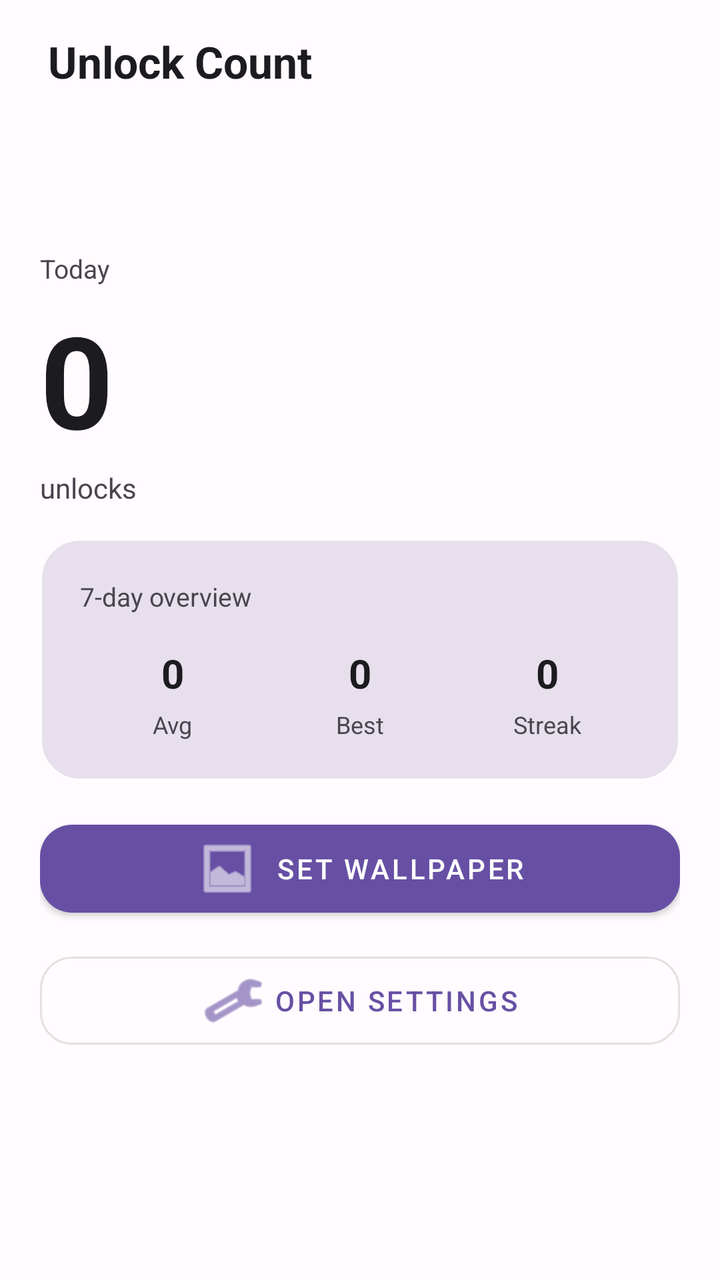
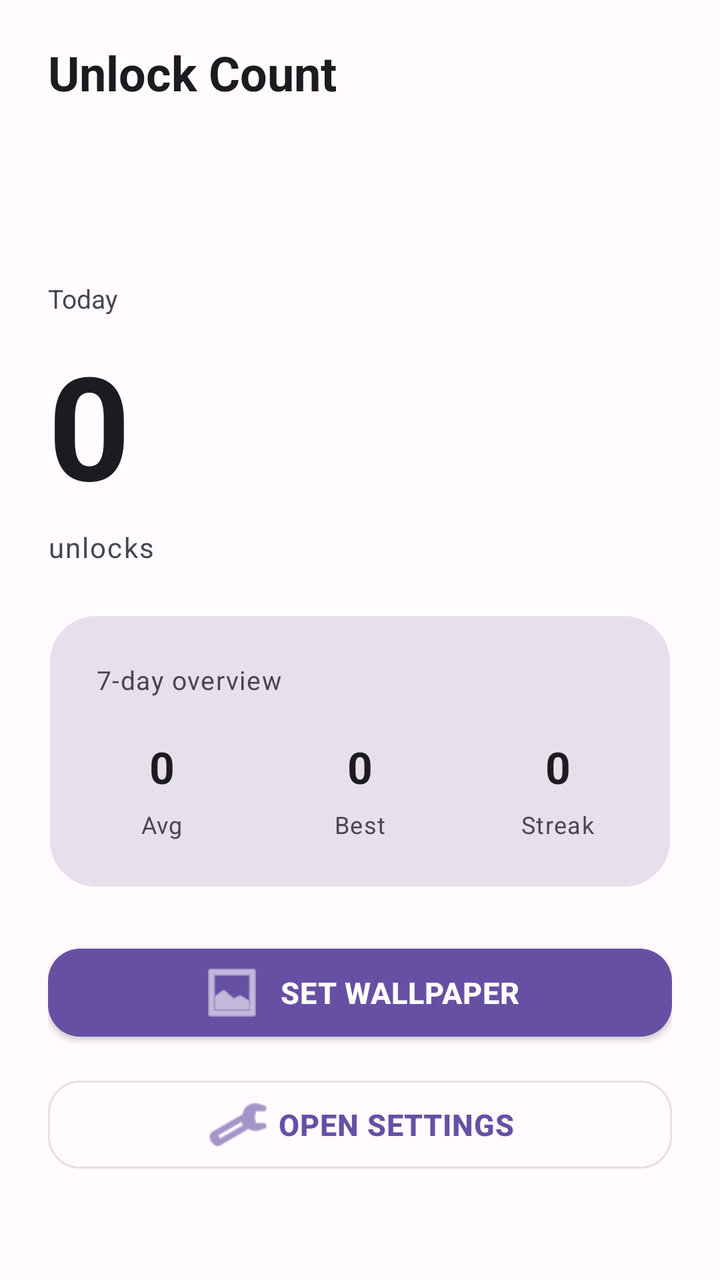

Two renders of the same Android screen: before a commit and after it. Below are the layout's source before the change and the commit's diff.
<!-- AndroidManifest.xml: application theme AppTheme -->
<!-- res/layout/activity_main.xml -->
<?xml version="1.0" encoding="utf-8"?>
<androidx.coordinatorlayout.widget.CoordinatorLayout xmlns:android="http://schemas.android.com/apk/res/android"
    xmlns:app="http://schemas.android.com/apk/res-auto"
    android:layout_width="match_parent"
    android:layout_height="match_parent"
    android:background="?attr/colorSurface"
    android:fitsSystemWindows="true">

    <com.google.android.material.appbar.AppBarLayout
        android:layout_width="match_parent"
        android:layout_height="wrap_content"
        android:background="?attr/colorSurface"
        app:elevation="0dp">

        <TextView
            android:id="@+id/tvAppTitle"
            android:layout_width="match_parent"
            android:layout_height="wrap_content"
            android:text="Unlock Count"
            android:textSize="22sp"
            android:textStyle="bold"
            android:textColor="?attr/colorOnSurface"
            android:gravity="center_vertical"
            android:paddingHorizontal="24dp"
            android:paddingVertical="16dp" />

        <com.google.android.material.tabs.TabLayout
            android:id="@+id/tabModes"
            android:layout_width="match_parent"
            android:layout_height="wrap_content"
            android:background="?attr/colorSurface"
            app:tabIndicatorColor="?attr/colorPrimary"
            app:tabIndicatorHeight="3dp"
            app:tabSelectedTextColor="?attr/colorPrimary"
            app:tabTextColor="?attr/colorOnSurfaceVariant"
            app:tabMode="scrollable"
            app:tabGravity="fill" />
    </com.google.android.material.appbar.AppBarLayout>

    <FrameLayout
        android:id="@+id/frameDashboard"
        android:layout_width="match_parent"
        android:layout_height="match_parent"
        app:layout_behavior="@string/appbar_scrolling_view_behavior">

        
        <LinearLayout
            android:id="@+id/classicStats"
            android:layout_width="match_parent"
            android:layout_height="match_parent"
            android:orientation="vertical"
            android:paddingHorizontal="20dp"
            android:paddingTop="16dp"
            android:paddingBottom="24dp"
            android:visibility="visible">

            <LinearLayout
                android:layout_width="match_parent"
                android:layout_height="wrap_content"
                android:orientation="vertical"
                android:layout_marginBottom="16dp">

                <TextView
                    android:layout_width="wrap_content"
                    android:layout_height="wrap_content"
                    android:text="Today"
                    android:textSize="13sp"
                    android:textColor="?attr/colorOnSurfaceVariant"
                    android:layout_marginBottom="4dp" />

                <TextView
                    android:id="@+id/tvTodayCount"
                    android:layout_width="wrap_content"
                    android:layout_height="wrap_content"
                    android:text="0"
                    android:textSize="64sp"
                    android:textStyle="bold"
                    android:textColor="?attr/colorOnSurface"
                    android:layout_marginBottom="2dp" />

                <TextView
                    android:id="@+id/tvTodayLabel"
                    android:layout_width="wrap_content"
                    android:layout_height="wrap_content"
                    android:text="unlocks"
                    android:textSize="14sp"
                    android:textColor="?attr/colorOnSurfaceVariant" />
            </LinearLayout>

            <com.google.android.material.card.MaterialCardView
                android:layout_width="match_parent"
                android:layout_height="wrap_content"
                app:cardCornerRadius="20dp"
                app:cardElevation="0dp"
                app:strokeColor="?attr/colorOutlineVariant"
                app:strokeWidth="1dp"
                android:layout_marginBottom="16dp"
                app:cardBackgroundColor="?attr/colorSurfaceVariant">

                <LinearLayout
                    android:layout_width="match_parent"
                    android:layout_height="wrap_content"
                    android:orientation="vertical"
                    android:padding="20dp">

                    <TextView
                        android:layout_width="wrap_content"
                        android:layout_height="wrap_content"
                        android:text="7-day overview"
                        android:textSize="13sp"
                        android:textColor="?attr/colorOnSurfaceVariant"
                        android:layout_marginBottom="16dp" />

                    <LinearLayout
                        android:layout_width="match_parent"
                        android:layout_height="wrap_content"
                        android:orientation="horizontal">

                        <LinearLayout
                            android:layout_width="0dp"
                            android:layout_height="wrap_content"
                            android:layout_weight="1"
                            android:orientation="vertical"
                            android:gravity="center_horizontal">

                            <TextView
                                android:id="@+id/tvAverage"
                                android:layout_width="wrap_content"
                                android:layout_height="wrap_content"
                                android:text="0"
                                android:textSize="20sp"
                                android:textStyle="bold"
                                android:textColor="?attr/colorOnSurface"
                                android:layout_marginBottom="4dp" />

                            <TextView
                                android:layout_width="wrap_content"
                                android:layout_height="wrap_content"
                                android:text="Avg"
                                android:textSize="12sp"
                                android:textColor="?attr/colorOnSurfaceVariant" />
                        </LinearLayout>

                        <View
                            android:layout_width="1dp"
                            android:layout_height="36dp"
                            android:background="?attr/colorOutlineVariant" />

                        <LinearLayout
                            android:layout_width="0dp"
                            android:layout_height="wrap_content"
                            android:layout_weight="1"
                            android:orientation="vertical"
                            android:gravity="center_horizontal">

                            <TextView
                                android:id="@+id/tvBestDay"
                                android:layout_width="wrap_content"
                                android:layout_height="wrap_content"
                                android:text="0"
                                android:textSize="20sp"
                                android:textStyle="bold"
                                android:textColor="?attr/colorOnSurface"
                                android:layout_marginBottom="4dp" />

                            <TextView
                                android:layout_width="wrap_content"
                                android:layout_height="wrap_content"
                                android:text="Best"
                                android:textSize="12sp"
                                android:textColor="?attr/colorOnSurfaceVariant" />
                        </LinearLayout>

                        <View
                            android:layout_width="1dp"
                            android:layout_height="36dp"
                            android:background="?attr/colorOutlineVariant" />

                        <LinearLayout
                            android:layout_width="0dp"
                            android:layout_height="wrap_content"
                            android:layout_weight="1"
                            android:orientation="vertical"
                            android:gravity="center_horizontal">

                            <TextView
                                android:id="@+id/tvStreak"
                                android:layout_width="wrap_content"
                                android:layout_height="wrap_content"
                                android:text="0"
                                android:textSize="20sp"
                                android:textStyle="bold"
                                android:textColor="?attr/colorOnSurface"
                                android:layout_marginBottom="4dp" />

                            <TextView
                                android:layout_width="wrap_content"
                                android:layout_height="wrap_content"
                                android:text="Streak"
                                android:textSize="12sp"
                                android:textColor="?attr/colorOnSurfaceVariant" />
                        </LinearLayout>
                    </LinearLayout>
                </LinearLayout>
            </com.google.android.material.card.MaterialCardView>

            <com.google.android.material.button.MaterialButton
                android:id="@+id/btnSetWallpaper"
                android:layout_width="match_parent"
                android:layout_height="56dp"
                android:text="Set Wallpaper"
                app:cornerRadius="16dp"
                app:icon="@android:drawable/ic_menu_gallery"
                app:iconGravity="textStart"
                android:layout_marginBottom="10dp" />

            <com.google.android.material.button.MaterialButton
                android:id="@+id/btnSettings"
                android:layout_width="match_parent"
                android:layout_height="56dp"
                android:text="Open Settings"
                style="@style/Widget.MaterialComponents.Button.OutlinedButton"
                app:cornerRadius="16dp"
                app:icon="@android:drawable/ic_menu_preferences"
                app:iconGravity="textStart" />
        </LinearLayout>

        
        <LinearLayout
            android:id="@+id/timeFlowStats"
            android:layout_width="match_parent"
            android:layout_height="match_parent"
            android:orientation="vertical"
            android:gravity="center"
            android:paddingHorizontal="24dp"
            android:visibility="gone">

            <com.google.android.material.card.MaterialCardView
                android:layout_width="match_parent"
                android:layout_height="wrap_content"
                app:cardCornerRadius="24dp"
                app:cardElevation="0dp"
                app:strokeColor="?attr/colorOutlineVariant"
                app:strokeWidth="1dp"
                app:cardBackgroundColor="?attr/colorSurfaceVariant">

                <LinearLayout
                    android:layout_width="match_parent"
                    android:layout_height="wrap_content"
                    android:orientation="vertical"
                    android:padding="28dp"
                    android:gravity="center">

                    <TextView
                        android:layout_width="wrap_content"
                        android:layout_height="wrap_content"
                        android:text="Time Flow"
                        android:textSize="18sp"
                        android:textStyle="bold"
                        android:textColor="?attr/colorOnSurface"
                        android:layout_marginBottom="8dp" />

                    <TextView
                        android:layout_width="match_parent"
                        android:layout_height="wrap_content"
                        android:text="A minimal 24-hour arc with unlock markers. Each dot is an unlock event, forming a visual rhythm of your day."
                        android:textSize="14sp"
                        android:textColor="?attr/colorOnSurfaceVariant"
                        android:gravity="center" />
                </LinearLayout>
            </com.google.android.material.card.MaterialCardView>
        </LinearLayout>
    </FrameLayout>

</androidx.coordinatorlayout.widget.CoordinatorLayout>
<!-- resources referenced by this layout -->
<resources>
  <style name="AppTheme" parent="Theme.MaterialComponents.DayNight.NoActionBar">
          <item name="colorPrimary">@color/colorPrimary</item>
          <item name="colorOnPrimary">@color/colorOnPrimary</item>
          <item name="colorPrimaryContainer">@color/colorPrimaryContainer</item>
          <item name="colorOnPrimaryContainer">@color/colorOnPrimaryContainer</item>
          <item name="colorSurface">@color/background</item>
          <item name="colorOnSurface">@color/onSurface</item>
          <item name="colorSurfaceVariant">@color/surfaceVariant</item>
          <item name="colorOnSurfaceVariant">@color/onSurfaceVariant</item>
          <item name="colorOutline">@color/outline</item>
          <item name="android:statusBarColor">@android:color/transparent</item>
          <item name="android:windowLightStatusBar">false</item>
      </style>
  <color name="colorPrimary">#6750A4</color>
  <color name="colorOnPrimary">#FFFFFF</color>
  <color name="colorPrimaryContainer">#EADDFF</color>
  <color name="colorOnPrimaryContainer">#21005D</color>
  <color name="background">#FFFBFE</color>
  <color name="onSurface">#1C1B1F</color>
  <color name="surfaceVariant">#E7E0EC</color>
  <color name="onSurfaceVariant">#49454F</color>
  <color name="outline">#79747E</color>
</resources>

<!-- the commit's change to res/layout/activity_main.xml (unified diff, before → after) -->
@@ -17,12 +17,12 @@
             android:layout_width="match_parent"
             android:layout_height="wrap_content"
             android:text="Unlock Count"
-            android:textSize="22sp"
+            android:textSize="24sp"
             android:textStyle="bold"
             android:textColor="?attr/colorOnSurface"
             android:gravity="center_vertical"
             android:paddingHorizontal="24dp"
-            android:paddingVertical="16dp" />
+            android:paddingVertical="20dp" />
 
         <com.google.android.material.tabs.TabLayout
             android:id="@+id/tabModes"
@@ -49,16 +49,17 @@
             android:layout_width="match_parent"
             android:layout_height="match_parent"
             android:orientation="vertical"
-            android:paddingHorizontal="20dp"
-            android:paddingTop="16dp"
-            android:paddingBottom="24dp"
-            android:visibility="visible">
+            android:paddingHorizontal="24dp"
+            android:paddingTop="20dp"
+            android:paddingBottom="28dp"
+            android:visibility="visible"
+            android:gravity="center_horizontal">
 
             <LinearLayout
                 android:layout_width="match_parent"
                 android:layout_height="wrap_content"
                 android:orientation="vertical"
-                android:layout_marginBottom="16dp">
+                android:layout_marginBottom="24dp">
 
                 <TextView
                     android:layout_width="wrap_content"
@@ -66,17 +67,17 @@
                     android:text="Today"
                     android:textSize="13sp"
                     android:textColor="?attr/colorOnSurfaceVariant"
-                    android:layout_marginBottom="4dp" />
+                    android:layout_marginBottom="6dp" />
 
                 <TextView
                     android:id="@+id/tvTodayCount"
                     android:layout_width="wrap_content"
                     android:layout_height="wrap_content"
                     android:text="0"
-                    android:textSize="64sp"
+                    android:textSize="72sp"
                     android:textStyle="bold"
                     android:textColor="?attr/colorOnSurface"
-                    android:layout_marginBottom="2dp" />
+                    android:layout_marginBottom="4dp" />
 
                 <TextView
                     android:id="@+id/tvTodayLabel"
@@ -84,24 +85,26 @@
                     android:layout_height="wrap_content"
                     android:text="unlocks"
                     android:textSize="14sp"
-                    android:textColor="?attr/colorOnSurfaceVariant" />
+                    android:textColor="?attr/colorOnSurfaceVariant"
+                    android:letterSpacing="0.05" />
             </LinearLayout>
 
             <com.google.android.material.card.MaterialCardView
                 android:layout_width="match_parent"
                 android:layout_height="wrap_content"
-                app:cardCornerRadius="20dp"
+                app:cardCornerRadius="24dp"
                 app:cardElevation="0dp"
                 app:strokeColor="?attr/colorOutlineVariant"
                 app:strokeWidth="1dp"
-                android:layout_marginBottom="16dp"
-                app:cardBackgroundColor="?attr/colorSurfaceVariant">
+                android:layout_marginBottom="24dp"
+                app:cardBackgroundColor="?attr/colorSurfaceVariant"
+                app:cardPreventCornerOverlap="false">
 
                 <LinearLayout
                     android:layout_width="match_parent"
                     android:layout_height="wrap_content"
                     android:orientation="vertical"
-                    android:padding="20dp">
+                    android:padding="24dp">
 
                     <TextView
                         android:layout_width="wrap_content"
@@ -109,12 +112,14 @@
                         android:text="7-day overview"
                         android:textSize="13sp"
                         android:textColor="?attr/colorOnSurfaceVariant"
-                        android:layout_marginBottom="16dp" />
+                        android:layout_marginBottom="20dp"
+                        android:letterSpacing="0.04" />
 
                     <LinearLayout
                         android:layout_width="match_parent"
                         android:layout_height="wrap_content"
-                        android:orientation="horizontal">
+                        android:orientation="horizontal"
+                        android:gravity="center_horizontal">
 
                         <LinearLayout
                             android:layout_width="0dp"
@@ -128,23 +133,25 @@
                                 android:layout_width="wrap_content"
                                 android:layout_height="wrap_content"
                                 android:text="0"
-                                android:textSize="20sp"
+                                android:textSize="22sp"
                                 android:textStyle="bold"
                                 android:textColor="?attr/colorOnSurface"
-                                android:layout_marginBottom="4dp" />
+                                android:layout_marginBottom="6dp" />
 
                             <TextView
                                 android:layout_width="wrap_content"
                                 android:layout_height="wrap_content"
                                 android:text="Avg"
                                 android:textSize="12sp"
-                                android:textColor="?attr/colorOnSurfaceVariant" />
+                                android:textColor="?attr/colorOnSurfaceVariant"
+                                android:letterSpacing="0.04" />
                         </LinearLayout>
 
                         <View
                             android:layout_width="1dp"
-                            android:layout_height="36dp"
-                            android:background="?attr/colorOutlineVariant" />
+                            android:layout_height="40dp"
+                            android:background="?attr/colorOutlineVariant"
+                            android:layout_marginHorizontal="16dp" />
 
                         <LinearLayout
                             android:layout_width="0dp"
@@ -158,23 +165,25 @@
                                 android:layout_width="wrap_content"
                                 android:layout_height="wrap_content"
                                 android:text="0"
-                                android:textSize="20sp"
+                                android:textSize="22sp"
                                 android:textStyle="bold"
                                 android:textColor="?attr/colorOnSurface"
-                                android:layout_marginBottom="4dp" />
+                                android:layout_marginBottom="6dp" />
 
                             <TextView
                                 android:layout_width="wrap_content"
                                 android:layout_height="wrap_content"
                                 android:text="Best"
                                 android:textSize="12sp"
-                                android:textColor="?attr/colorOnSurfaceVariant" />
+                                android:textColor="?attr/colorOnSurfaceVariant"
+                                android:letterSpacing="0.04" />
                         </LinearLayout>
 
                         <View
                             android:layout_width="1dp"
-                            android:layout_height="36dp"
-                            android:background="?attr/colorOutlineVariant" />
+                            android:layout_height="40dp"
+                            android:background="?attr/colorOutlineVariant"
+                            android:layout_marginHorizontal="16dp" />
 
                         <LinearLayout
                             android:layout_width="0dp"
@@ -188,41 +197,55 @@
                                 android:layout_width="wrap_content"
                                 android:layout_height="wrap_content"
                                 android:text="0"
-                                android:textSize="20sp"
+                                android:textSize="22sp"
                                 android:textStyle="bold"
                                 android:textColor="?attr/colorOnSurface"
-                                android:layout_marginBottom="4dp" />
+                                android:layout_marginBottom="6dp" />
 
                             <TextView
                                 android:layout_width="wrap_content"
                                 android:layout_height="wrap_content"
                                 android:text="Streak"
                                 android:textSize="12sp"
-                                android:textColor="?attr/colorOnSurfaceVariant" />
+                                android:textColor="?attr/colorOnSurfaceVariant"
+                                android:letterSpacing="0.04" />
                         </LinearLayout>
                     </LinearLayout>
                 </LinearLayout>
             </com.google.android.material.card.MaterialCardView>
 
-            <com.google.android.material.button.MaterialButton
-                android:id="@+id/btnSetWallpaper"
+            <LinearLayout
                 android:layout_width="match_parent"
-                android:layout_height="56dp"
-                android:text="Set Wallpaper"
-                app:cornerRadius="16dp"
-                app:icon="@android:drawable/ic_menu_gallery"
-                app:iconGravity="textStart"
-                android:layout_marginBottom="10dp" />
-
-            <com.google.android.material.button.MaterialButton
-                android:id="@+id/btnSettings"
-                android:layout_width="match_parent"
-                android:layout_height="56dp"
-                android:text="Open Settings"
-                style="@style/Widget.MaterialComponents.Button.OutlinedButton"
-                app:cornerRadius="16dp"
-                app:icon="@android:drawable/ic_menu_preferences"
-                app:iconGravity="textStart" />
+                android:layout_height="wrap_content"
+                android:orientation="vertical"
+                android:gravity="center">
+
+                <com.google.android.material.button.MaterialButton
+                    android:id="@+id/btnSetWallpaper"
+                    android:layout_width="match_parent"
+                    android:layout_height="56dp"
+                    android:text="Set Wallpaper"
+                    app:cornerRadius="16dp"
+                    app:icon="@android:drawable/ic_menu_gallery"
+                    app:iconGravity="textStart"
+                    android:layout_marginBottom="10dp"
+                    android:textSize="15sp"
+                    android:textStyle="bold"
+                    android:letterSpacing="0.02" />
+
+                <com.google.android.material.button.MaterialButton
+                    android:id="@+id/btnSettings"
+                    android:layout_width="match_parent"
+                    android:layout_height="56dp"
+                    android:text="Open Settings"
+                    style="@style/Widget.MaterialComponents.Button.OutlinedButton"
+                    app:cornerRadius="16dp"
+                    app:icon="@android:drawable/ic_menu_preferences"
+                    app:iconGravity="textStart"
+                    android:textSize="15sp"
+                    android:textStyle="bold"
+                    android:letterSpacing="0.02" />
+            </LinearLayout>
         </LinearLayout>
 
         
@@ -242,7 +265,8 @@
                 app:cardElevation="0dp"
                 app:strokeColor="?attr/colorOutlineVariant"
                 app:strokeWidth="1dp"
-                app:cardBackgroundColor="?attr/colorSurfaceVariant">
+                app:cardBackgroundColor="?attr/colorSurfaceVariant"
+                app:cardPreventCornerOverlap="false">
 
                 <LinearLayout
                     android:layout_width="match_parent"
@@ -258,7 +282,7 @@
                         android:textSize="18sp"
                         android:textStyle="bold"
                         android:textColor="?attr/colorOnSurface"
-                        android:layout_marginBottom="8dp" />
+                        android:layout_marginBottom="10dp" />
 
                     <TextView
                         android:layout_width="match_parent"
@@ -266,7 +290,8 @@
                         android:text="A minimal 24-hour arc with unlock markers. Each dot is an unlock event, forming a visual rhythm of your day."
                         android:textSize="14sp"
                         android:textColor="?attr/colorOnSurfaceVariant"
-                        android:gravity="center" />
+                        android:gravity="center"
+                        android:lineSpacingMultiplier="1.4" />
                 </LinearLayout>
             </com.google.android.material.card.MaterialCardView>
         </LinearLayout>
